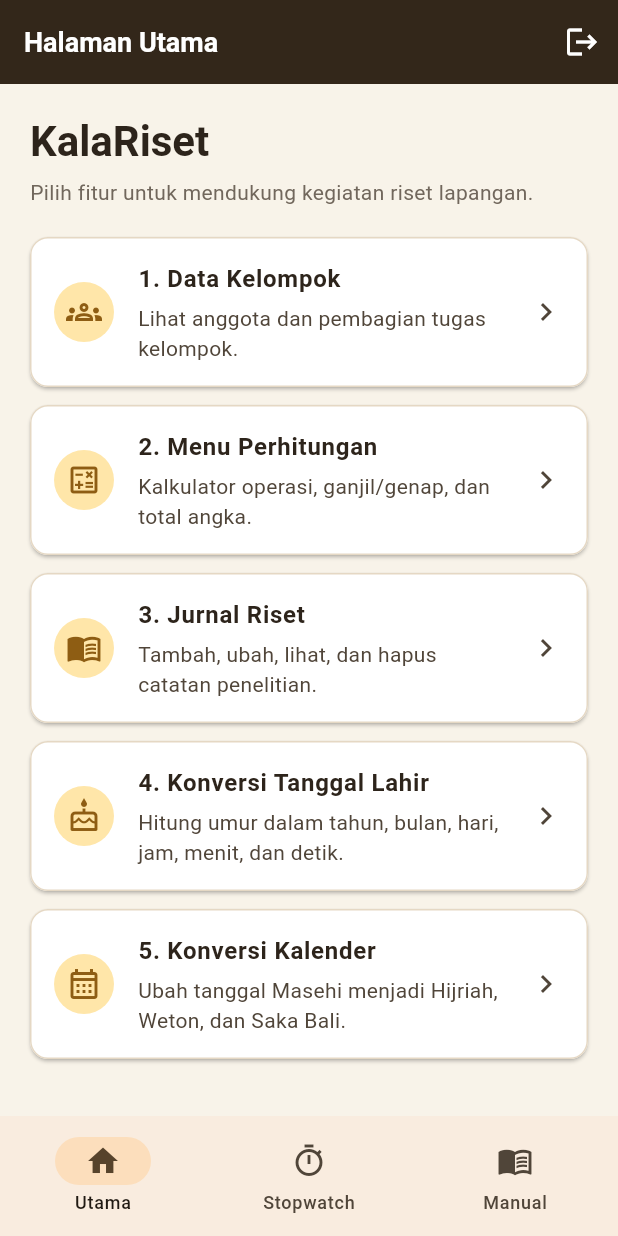
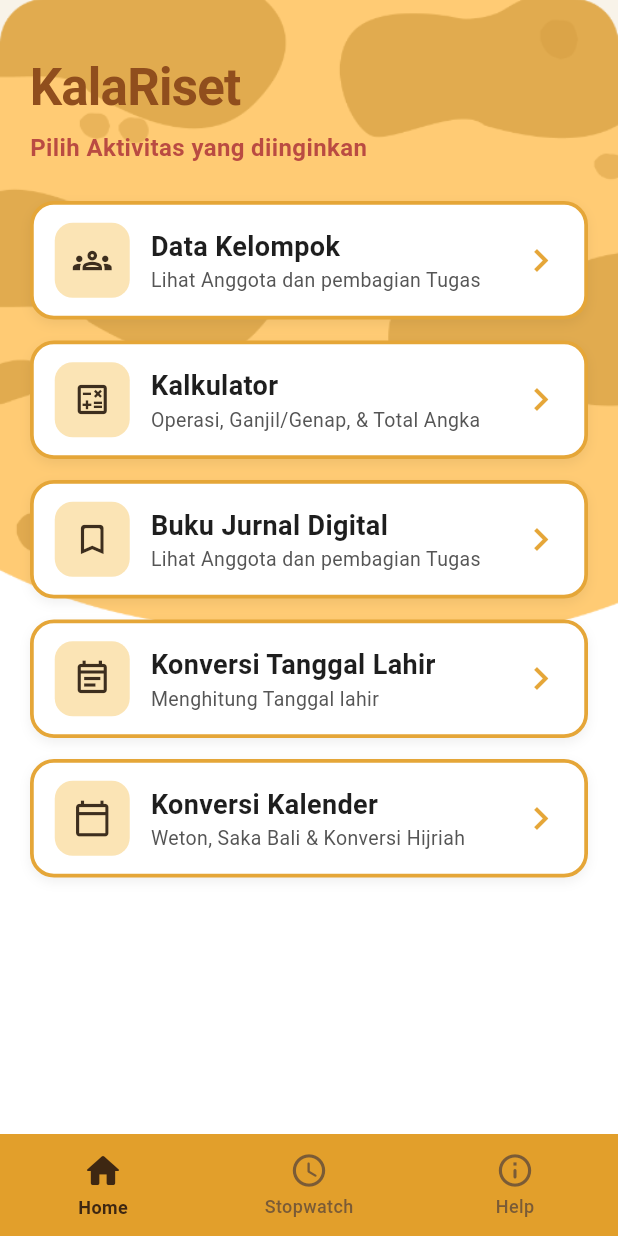
Before and after one commit to Dean897/Numb.er, a Flutter app: the MainMenuPage screen opened directly, on a phone screen of 412 x 824 dp. Run offline on Flutter 3.47's test engine with Material 3 defaults, Android fonts, the phone set to English and light mode, and no system bars.

Commit message:
Ngubah UI Menu + Navbar Bawah

```diff
--- a/lib/pages/login_page.dart
+++ b/lib/pages/login_page.dart
@@ -35,7 +35,7 @@ class _LoginPageState extends State<LoginPage> {
     return Scaffold(
       body: Stack(
         children: [
-          // 100% Exact Mobile Background Image from User Asset
+          // 100% Exact Mobile Background Image expanding full width
           Positioned.fill(
             child: Image.asset(
               'assets/images/login_bg.png',
@@ -45,10 +45,14 @@ class _LoginPageState extends State<LoginPage> {
             ),
           ),
 
-          // Mobile Layout Overlay
+          // Responsive Desktop & Mobile Overlay Layout
           SafeArea(
+            child: Center(
+              child: ConstrainedBox(
+                constraints: const BoxConstraints(maxWidth: 500),
                 child: Padding(
-              padding: const EdgeInsets.symmetric(horizontal: 28, vertical: 24),
+                  padding:
+                      const EdgeInsets.symmetric(horizontal: 28, vertical: 24),
                   child: Column(
                     crossAxisAlignment: CrossAxisAlignment.start,
                     children: [
@@ -102,8 +106,8 @@ class _LoginPageState extends State<LoginPage> {
                             width: double.infinity,
                             height: 56,
                             child: ElevatedButton(
-                          onPressed: () =>
-                              _openAuthBottomSheet(context, isRegister: true),
+                              onPressed: () => _openAuthBottomSheet(context,
+                                  isRegister: true),
                               style: ElevatedButton.styleFrom(
                                 backgroundColor: const Color(0xFFDAD5CE),
                                 foregroundColor: const Color(0xFFB84A41),
@@ -128,8 +132,8 @@ class _LoginPageState extends State<LoginPage> {
                             width: double.infinity,
                             height: 56,
                             child: ElevatedButton(
-                          onPressed: () =>
-                              _openAuthBottomSheet(context, isRegister: false),
+                              onPressed: () => _openAuthBottomSheet(context,
+                                  isRegister: false),
                               style: ElevatedButton.styleFrom(
                                 backgroundColor: const Color(0xFFB84A41),
                                 foregroundColor: const Color(0xFFF7F2EC),
@@ -142,7 +146,6 @@ class _LoginPageState extends State<LoginPage> {
                                 'Masuk',
                                 style: TextStyle(
                                   fontSize: 18,
-                              fontWeight: FontWeight.bold,
                                 ),
                               ),
                             ),
@@ -151,6 +154,8 @@ class _LoginPageState extends State<LoginPage> {
                         ],
                       ),
                     ],
+                  ),
+                ),
               ),
             ),
           ),
--- a/lib/pages/main_menu_page.dart
+++ b/lib/pages/main_menu_page.dart
@@ -1,5 +1,4 @@
 import 'package:flutter/material.dart';
-import '../widgets/charcoal_app_bar.dart';
 import 'age_calculator_page.dart';
 import 'calculation_menu_page.dart';
 import 'culture_info_page.dart';
@@ -26,7 +25,7 @@ class _MainMenuPageState extends State<MainMenuPage> {
     final menuItems = [
       (
         'Data Kelompok',
-        'Lihat anggota dan pembagian tugas kelompok.',
+        'Lihat Anggota dan pembagian Tugas',
         Icons.groups_outlined,
         () => _openPage(
               const GroupDataPage(
@@ -39,91 +38,166 @@ class _MainMenuPageState extends State<MainMenuPage> {
             ),
       ),
       (
-        'Menu Perhitungan',
-        'Kalkulator operasi, ganjil/genap, dan total angka.',
+        'Kalkulator',
+        'Operasi, Ganjil/Genap, & Total Angka',
         Icons.calculate_outlined,
         () => _openPage(const CalculationMenuPage()),
       ),
       (
-        'Jurnal Riset',
-        'Tambah, ubah, lihat, dan hapus catatan penelitian.',
-        Icons.menu_book_outlined,
+        'Buku Jurnal Digital',
+        'Lihat Anggota dan pembagian Tugas',
+        Icons.bookmark_border_rounded,
         () => _openPage(const JournalPage()),
       ),
       (
         'Konversi Tanggal Lahir',
-        'Hitung umur dalam tahun, bulan, hari, jam, menit, dan detik.',
-        Icons.cake_outlined,
+        'Menghitung Tanggal lahir',
+        Icons.event_note_outlined,
         () => _openPage(const AgeCalculatorPage()),
       ),
       (
         'Konversi Kalender',
-        'Ubah tanggal Masehi menjadi Hijriah, Weton, dan Saka Bali.',
-        Icons.calendar_month_outlined,
+        'Weton, Saka Bali & Konversi Hijriah',
+        Icons.calendar_today_outlined,
         () => _openPage(const CultureInfoPage()),
       ),
     ];
 
-    return ListView(
-      padding: const EdgeInsets.fromLTRB(20, 20, 20, 24),
+    return Center(
+      child: ConstrainedBox(
+        constraints: const BoxConstraints(maxWidth: 640),
+        child: ListView(
+          padding: const EdgeInsets.fromLTRB(20, 24, 20, 90),
           children: [
-        Text(
+            const SizedBox(height: 10),
+            const Text(
               'KalaRiset',
-          style: Theme.of(context).textTheme.headlineMedium?.copyWith(
+              style: TextStyle(
+                fontSize: 34,
                 fontWeight: FontWeight.bold,
-            color: const Color(0xFF2D241B),
+                color: Color(0xFF904E1D),
+                letterSpacing: -0.5,
               ),
             ),
-        const SizedBox(height: 6),
+            const SizedBox(height: 4),
             const Text(
-          'Pilih fitur untuk mendukung kegiatan riset lapangan.',
-          style: TextStyle(color: Color(0xFF71675C)),
+              'Pilih Aktivitas yang diinginkan',
+              style: TextStyle(
+                fontSize: 16,
+                fontWeight: FontWeight.w600,
+                color: Color(0xFFBA4B42),
               ),
-        const SizedBox(height: 20),
-        ...menuItems.asMap().entries.map(
-          (entry) => _MainMenuCard(
-            number: entry.key + 1,
-            title: entry.value.$1,
-            description: entry.value.$2,
-            icon: entry.value.$3,
-            onTap: entry.value.$4,
+            ),
+            const SizedBox(height: 24),
+            ...menuItems.map(
+              (item) => _CustomMenuCard(
+                title: item.$1,
+                subtitle: item.$2,
+                icon: item.$3,
+                onTap: item.$4,
               ),
             ),
           ],
+        ),
+      ),
+    );
+  }
+
+  Widget _buildNavItem({
+    required int index,
+    required IconData icon,
+    required String label,
+  }) {
+    final isSelected = _selectedIndex == index;
+    final color =
+        isSelected ? const Color(0xFF3E2712) : const Color(0xFF7A5B36);
+
+    return Expanded(
+      child: InkWell(
+        onTap: () => setState(() => _selectedIndex = index),
+        splashColor: Colors.transparent,
+        highlightColor: Colors.transparent,
+        child: Column(
+          mainAxisAlignment: MainAxisAlignment.center,
+          children: [
+            Icon(
+              icon,
+              color: color,
+              size: isSelected ? 28 : 26,
+            ),
+            const SizedBox(height: 2),
+            Text(
+              label,
+              style: TextStyle(
+                color: color,
+                fontSize: 12,
+                fontWeight: isSelected ? FontWeight.bold : FontWeight.w500,
+              ),
+            ),
+          ],
+        ),
+      ),
     );
   }
 
   @override
   Widget build(BuildContext context) {
     final pages = [_homePage(), const StopwatchPage(), const ManualPage()];
-    const titles = ['Halaman Utama', 'Stopwatch', 'Manual & Bantuan'];
 
     return Scaffold(
-      appBar: buildCharcoalAppBar(
-        context,
-        title: titles[_selectedIndex],
-        showBackButton: false,
+      body: Stack(
+        children: [
+          // 100% Exact Menu Background Image Asset (Expands to full desktop width)
+          Positioned.fill(
+            child: Image.asset(
+              'assets/images/menu_bg.png',
+              fit: BoxFit.cover,
+              width: double.infinity,
+              height: double.infinity,
             ),
-      body: IndexedStack(index: _selectedIndex, children: pages),
-      bottomNavigationBar: NavigationBar(
-        selectedIndex: _selectedIndex,
-        onDestinationSelected: (index) =>
-            setState(() => _selectedIndex = index),
-        destinations: const [
-          NavigationDestination(
-            icon: Icon(Icons.home_outlined),
-            selectedIcon: Icon(Icons.home),
-            label: 'Utama',
           ),
-          NavigationDestination(
-            icon: Icon(Icons.timer_outlined),
-            selectedIcon: Icon(Icons.timer),
+
+          // Main Page View Overlay
+          SafeArea(
+            child: IndexedStack(
+              index: _selectedIndex,
+              children: pages,
+            ),
+          ),
+
+          // Full-width Bottom Navbar matching Gambar 2
+          Positioned(
+            left: 0,
+            right: 0,
+            bottom: 0,
+            child: Container(
+              height: 68,
+              decoration: const BoxDecoration(
+                color: Color(0xFFE29F2B),
+              ),
+              child: SafeArea(
+                top: false,
+                child: Row(
+                  children: [
+                    _buildNavItem(
+                      index: 0,
+                      icon: Icons.home_rounded,
+                      label: 'Home',
+                    ),
+                    _buildNavItem(
+                      index: 1,
+                      icon: Icons.access_time_rounded,
                       label: 'Stopwatch',
                     ),
-          NavigationDestination(
-            icon: Icon(Icons.menu_book_outlined),
-            selectedIcon: Icon(Icons.menu_book),
-            label: 'Manual',
+                    _buildNavItem(
+                      index: 2,
+                      icon: Icons.info_outline_rounded,
+                      label: 'Help',
+                    ),
+                  ],
+                ),
+              ),
+            ),
           ),
         ],
       ),
@@ -131,45 +205,102 @@ class _MainMenuPageState extends State<MainMenuPage> {
   }
 }
 
-class _MainMenuCard extends StatelessWidget {
-  const _MainMenuCard({
-    required this.number,
+class _CustomMenuCard extends StatelessWidget {
+  final String title;
+  final String subtitle;
+  final IconData icon;
+  final VoidCallback onTap;
+
+  const _CustomMenuCard({
     required this.title,
-    required this.description,
+    required this.subtitle,
     required this.icon,
     required this.onTap,
   });
 
-  final int number;
-  final String title;
-  final String description;
-  final IconData icon;
-  final VoidCallback onTap;
-
   @override
   Widget build(BuildContext context) {
-    return Card(
-      margin: const EdgeInsets.only(bottom: 12),
-      child: ListTile(
-        contentPadding: const EdgeInsets.symmetric(horizontal: 16, vertical: 8),
-        leading: CircleAvatar(
-          backgroundColor: const Color(0xFFFFE6A9),
-          foregroundColor: const Color(0xFF8E5D13),
-          child: Icon(icon),
+    return Container(
+      margin: const EdgeInsets.only(bottom: 14),
+      decoration: BoxDecoration(
+        color: Colors.white,
+        borderRadius: BorderRadius.circular(16),
+        border: Border.all(
+          color: const Color(0xFFE5A638),
+          width: 2.5,
         ),
-        title: Text(
-          '$number. $title',
-          style: const TextStyle(
-            fontWeight: FontWeight.bold,
-            color: Color(0xFF2D241B),
+        boxShadow: const [
+          BoxShadow(
+            color: Color(0x0F000000),
+            blurRadius: 6,
+            offset: Offset(0, 3),
+          ),
+        ],
+      ),
+      child: Material(
+        color: Colors.transparent,
+        borderRadius: BorderRadius.circular(14),
+        child: InkWell(
+          onTap: onTap,
+          borderRadius: BorderRadius.circular(14),
+          child: Padding(
+            padding: const EdgeInsets.symmetric(horizontal: 14, vertical: 12),
+            child: Row(
+              children: [
+                // Left Icon Container
+                Container(
+                  width: 50,
+                  height: 50,
+                  decoration: BoxDecoration(
+                    color: const Color(0xFFFBE4B5),
+                    borderRadius: BorderRadius.circular(12),
+                  ),
+                  child: Icon(
+                    icon,
+                    color: const Color(0xFF3D2E1E),
+                    size: 26,
                   ),
                 ),
-        subtitle: Padding(
-          padding: const EdgeInsets.only(top: 4),
-          child: Text(description),
+                const SizedBox(width: 14),
+
+                // Center Title & Subtitle
+                Expanded(
+                  child: Column(
+                    crossAxisAlignment: CrossAxisAlignment.start,
+                    mainAxisSize: MainAxisSize.min,
+                    children: [
+                      Text(
+                        title,
+                        style: const TextStyle(
+                          fontSize: 18,
+                          fontWeight: FontWeight.bold,
+                          color: Color(0xFF1E1E1E),
                         ),
-        trailing: const Icon(Icons.chevron_right),
-        onTap: onTap,
+                      ),
+                      const SizedBox(height: 2),
+                      Text(
+                        subtitle,
+                        style: const TextStyle(
+                          fontSize: 13,
+                          color: Color(0xFF555555),
+                          height: 1.2,
+                        ),
+                      ),
+                    ],
+                  ),
+                ),
+                const SizedBox(width: 8),
+
+                // Right Chevron Icon
+                const Icon(
+                  Icons.chevron_right,
+                  color: Color(0xFFE5A638),
+                  size: 30,
+                ),
+              ],
+            ),
+          ),
+        ),
       ),
     );
   }
```
Also changed, not shown: assets/images/menu_bg.png (added). Lines whose indentation alone changed are shown as unchanged.
